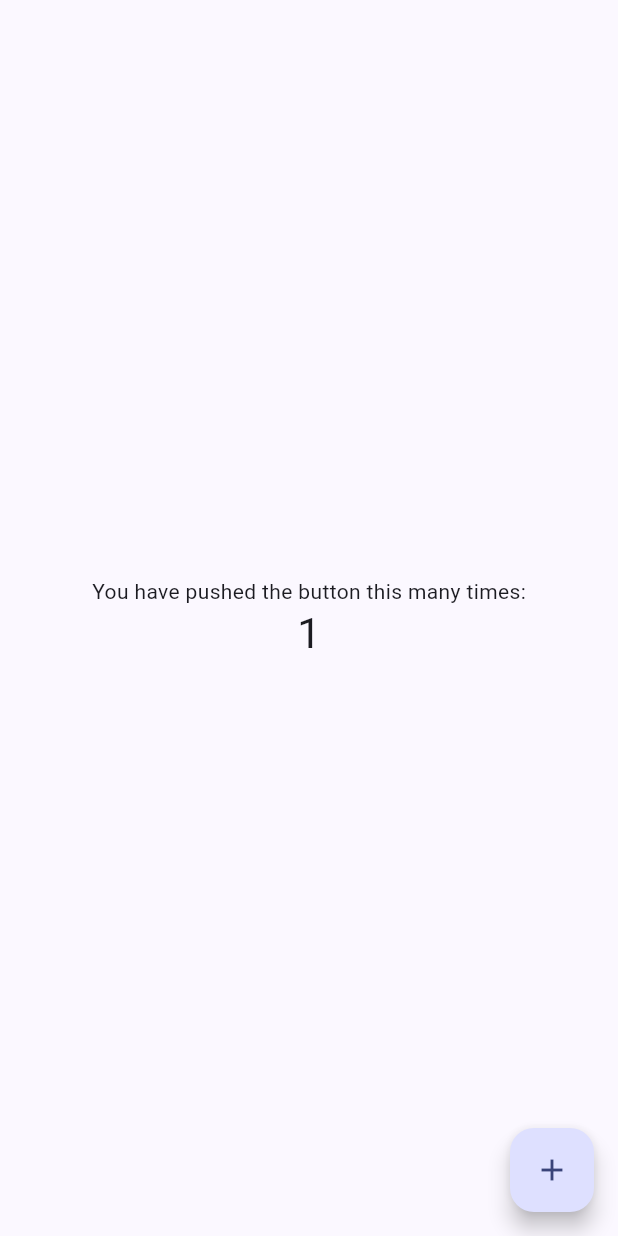
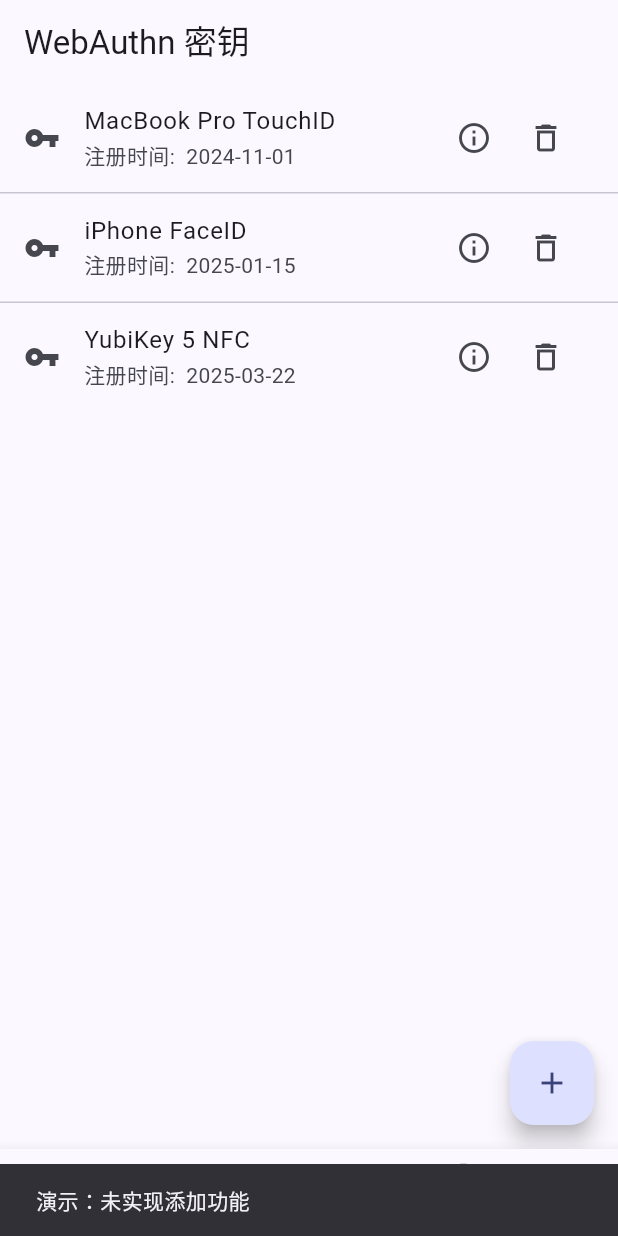
Before and after one commit to nfcim/twokey, a Flutter app: the screen it shows after launch, after a tap on the "add" icon, on a phone screen of 412 x 824 dp. Run offline on Flutter 3.47's test engine with Material 3 defaults, Android fonts, the phone set to English and light mode, and no system bars; missing offline and left inert: window_manager.

Commit message:
refactor: streamline main UI structure

```diff
--- a/lib/main.dart
+++ b/lib/main.dart
@@ -1,9 +1,12 @@
 import 'dart:io';
 
+import 'package:fauth/common/constant.dart';
 import 'package:flutter/material.dart';
 import 'package:fauth/manager/window_manager.dart';
 import 'package:window_manager/window_manager.dart';
 import 'package:fauth/common/system.dart' as system;
+import 'package:fauth/pages/settings.dart';
+import 'package:fauth/pages/keys.dart';
 
 void main() {
   WidgetsFlutterBinding.ensureInitialized();
@@ -14,7 +17,7 @@ void main() {
       center: true,
       backgroundColor: Colors.transparent,
       skipTaskbar: false,
-      titleBarStyle: TitleBarStyle.hidden,
+      // titleBarStyle: TitleBarStyle.hidden,
     );
 
     windowManager.waitUntilReadyToShow(windowOptions, () async {
@@ -49,35 +52,96 @@ class MyHomePage extends StatefulWidget {
 }
 
 class _MyHomePageState extends State<MyHomePage> {
-  int _counter = 0;
-
-  void _incrementCounter() {
-    setState(() {
-      _counter++;
-    });
-  }
+  var selectedIndex = 0;
 
   @override
   Widget build(BuildContext context) {
-    return Scaffold(
-      appBar: WindowTitleBar(title: 'FAuth'),
-      body: Center(
-        child: Column(
-          mainAxisAlignment: MainAxisAlignment.center,
-          children: <Widget>[
-            const Text('You have pushed the button this many times:'),
-            Text(
-              '$_counter',
-              style: Theme.of(context).textTheme.headlineMedium,
+    Widget page;
+    switch (selectedIndex) {
+      case 0:
+        page = KeysPage();
+        break;
+      case 1:
+        page = SettingsPage();
+        break;
+      default:
+        throw UnimplementedError('no widget for $selectedIndex');
+    }
+
+    return LayoutBuilder(
+      builder: (context, constraints) {
+        if (constraints.maxWidth < 450) {
+          return Scaffold(
+            // appBar: WindowTitleBar(),
+            body: Column(
+              children: [
+                Expanded(
+                  child: Container(
+                    color: Theme.of(context).colorScheme.primaryContainer,
+                    child: page,
+                  ),
+                ),
+                SafeArea(
+                  child: BottomNavigationBar(
+                    // extended: constraints.maxWidth >= 600,
+                    items: [
+                      BottomNavigationBarItem(
+                        icon: Icon(Icons.key),
+                        label: 'WebAuthn',
+                      ),
+                      BottomNavigationBarItem(
+                        icon: Icon(Icons.settings),
+                        label: 'Settings',
+                      ),
+                    ],
+                    currentIndex: selectedIndex,
+                    onTap: (value) {
+                      setState(() {
+                        selectedIndex = value;
+                      });
+                    },
+                  ),
+                ),
+              ],
             ),
-          ],
-        ),
-      ),
-      floatingActionButton: FloatingActionButton(
-        onPressed: _incrementCounter,
-        tooltip: 'Increment',
-        child: const Icon(Icons.add),
-      ),
+          );
+        } else {
+          return Scaffold(
+            // appBar: WindowTitleBar(),
+            body: Row(
+              children: [
+                SafeArea(
+                  child: NavigationRail(
+                    extended: constraints.maxWidth >= 640,
+                    destinations: [
+                      NavigationRailDestination(
+                        icon: Icon(Icons.key),
+                        label: Text('WebAuthn'),
+                      ),
+                      NavigationRailDestination(
+                        icon: Icon(Icons.settings),
+                        label: Text('Settings'),
+                      ),
+                    ],
+                    selectedIndex: selectedIndex,
+                    onDestinationSelected: (value) {
+                      setState(() {
+                        selectedIndex = value;
+                      });
+                    },
+                  ),
+                ),
+                Expanded(
+                  child: Container(
+                    color: Theme.of(context).colorScheme.primaryContainer,
+                    child: page,
+                  ),
+                ),
+              ],
+            ),
+          );
+        }
+      },
     );
   }
 }
--- a/lib/manager/window_manager.dart
+++ b/lib/manager/window_manager.dart
@@ -4,93 +4,112 @@ import 'package:fauth/common/system.dart';
 import 'package:flutter/material.dart';
 import 'package:window_manager/window_manager.dart';
 
-class WindowTitleBar extends StatefulWidget implements PreferredSizeWidget {
-  final String title;
-  const WindowTitleBar({super.key, required this.title});
+// class WindowTitleBar extends StatefulWidget implements PreferredSizeWidget {
+//   final String title;
+//   const WindowTitleBar({super.key, required this.title});
+
+//   @override
+//   State<WindowTitleBar> createState() => _WindowTitleBarState();
+
+//   @override
+//   Size get preferredSize => const Size.fromHeight(32);
+// }
+
+// class _WindowTitleBarState extends State<WindowTitleBar> {
+//   bool _isMaximized = false;
+
+//   _updateMaximizedState() async {
+//     if (await windowManager.isMaximized()) {
+//       windowManager.unmaximize();
+//       setState(() {
+//         _isMaximized = false;
+//       });
+//     } else {
+//       windowManager.maximize();
+//       setState(() {
+//         _isMaximized = true;
+//       });
+//     }
+//   }
+
+//   @override
+//   Widget build(BuildContext context) {
+//     if (!isDesktop()) {
+//       return const SizedBox.shrink();
+//     }
+//     // windowManager.setHasShadow(true);
+//     return Material(
+//       // height: widget.preferredSize.height,
+//       // color: Theme.of(context).colorScheme.surface,
+//       child: Stack(
+//         alignment: Alignment.center,
+//         children: [
+//           Positioned(
+//             child: GestureDetector(
+//               behavior: HitTestBehavior.translucent,
+//               onPanStart: (_) => windowManager.startDragging(),
+//               onDoubleTap: () => _updateMaximizedState(),
+//               child: Container(
+//                 color: Theme.of(
+//                   context,
+//                 ).colorScheme.secondary.withValues(alpha: 0.15),
+//                 alignment: Alignment.centerLeft,
+//                 height: titleBarHeight,
+//               ),
+//             ),
+//           ),
+//           if (Platform.isMacOS)
+//             const Text(appName)
+//           else ...[
+//             Positioned(left: 0, child: AppIcon()),
+//             Positioned(
+//               right: 0,
+//               child: Row(
+//                 children: [
+//                   IconButton(
+//                     icon: const Icon(Icons.remove, size: 16),
+//                     onPressed: () => windowManager.minimize(),
+//                     splashRadius: 16,
+//                   ),
+//                   IconButton(
+//                     icon: Icon(
+//                       _isMaximized ? Icons.filter_none : Icons.crop_square,
+//                       size: 16,
+//                     ),
+//                     onPressed: () => _updateMaximizedState(),
+//                     splashRadius: 16,
+//                   ),
+//                   IconButton(
+//                     icon: const Icon(Icons.close, size: 16),
+//                     onPressed: () => windowManager.close(),
+//                     splashRadius: 16,
+//                   ),
+//                 ],
+//               ),
+//             ),
+//           ],
+//         ],
+//       ),
+//     );
+//   }
+// }
+
+class WindowTitleBar extends StatelessWidget implements PreferredSizeWidget {
+  const WindowTitleBar({super.key});
 
   @override
-  State<WindowTitleBar> createState() => _WindowTitleBarState();
+  Size get preferredSize => const Size.fromHeight(kToolbarHeight);
 
   @override
-  Size get preferredSize => const Size.fromHeight(32);
-}
-
-class _WindowTitleBarState extends State<WindowTitleBar> {
-  bool _isMaximized = false;
-
-  _updateMaximizedState() async {
-    if (await windowManager.isMaximized()) {
-      windowManager.unmaximize();
-      setState(() {
-        _isMaximized = false;
-      });
-    } else {
-      windowManager.maximize();
-      setState(() {
-        _isMaximized = true;
-      });
-    }
-  }
-
-  @override
-  Widget build(BuildContext context) {
-    if (!isDesktop()) {
-      return const SizedBox.shrink();
-    }
-    // windowManager.setHasShadow(true);
-    return Material(
-      // height: widget.preferredSize.height,
-      // color: Theme.of(context).colorScheme.surface,
-      child: Stack(
-        alignment: Alignment.center,
-        children: [
-          Positioned(
-            child: GestureDetector(
-              behavior: HitTestBehavior.translucent,
-              onPanStart: (_) => windowManager.startDragging(),
-              onDoubleTap: () => _updateMaximizedState(),
-              child: Container(
-                color: Theme.of(
-                  context,
-                ).colorScheme.secondary.withValues(alpha: 0.15),
-                alignment: Alignment.centerLeft,
-                height: titleBarHeight,
-              ),
-            ),
-          ),
-          if (Platform.isMacOS)
-            const Text(appName)
-          else ...[
-            Positioned(left: 0, child: AppIcon()),
-            Positioned(
-              right: 0,
-              child: Row(
-                children: [
-                  IconButton(
-                    icon: const Icon(Icons.remove, size: 16),
-                    onPressed: () => windowManager.minimize(),
-                    splashRadius: 16,
-                  ),
-                  IconButton(
-                    icon: Icon(
-                      _isMaximized ? Icons.filter_none : Icons.crop_square,
-                      size: 16,
-                    ),
-                    onPressed: () => _updateMaximizedState(),
-                    splashRadius: 16,
-                  ),
-                  IconButton(
-                    icon: const Icon(Icons.close, size: 16),
-                    onPressed: () => windowManager.close(),
-                    splashRadius: 16,
-                  ),
-                ],
-              ),
-            ),
-          ],
-        ],
-      ),
-    );
+  Widget build(context) {
+    return isDesktop()
+        ? const SizedBox.shrink()
+        : AppBar(
+            backgroundColor: Theme.of(
+              context,
+            ).colorScheme.secondary.withValues(alpha: 0.15),
+            title: AppIcon(),
+          );
   }
 }
 
--- /dev/null
+++ b/lib/pages/keys.dart
@@ -0,0 +1,82 @@
+import 'package:flutter/material.dart';
+
+class KeysPage extends StatefulWidget {
+  const KeysPage({super.key});
+
+  @override
+  State<KeysPage> createState() => _KeysPageState();
+}
+
+class _KeysPageState extends State<KeysPage> {
+  final List<Map<String, String>> _keys = [
+    {'name': 'MacBook Pro TouchID', 'created': '2024-11-01', 'id': '1'},
+    {'name': 'iPhone FaceID', 'created': '2025-01-15', 'id': '2'},
+    {'name': 'YubiKey 5 NFC', 'created': '2025-03-22', 'id': '3'},
+  ];
+
+  @override
+  Widget build(BuildContext context) {
+    return Scaffold(
+      appBar: AppBar(title: const Text('WebAuthn 密钥')),
+      body: ListView.separated(
+        itemCount: _keys.length,
+        separatorBuilder: (context, index) => const Divider(height: 1),
+        itemBuilder: (context, index) {
+          final key = _keys[index];
+          return ListTile(
+            leading: const Icon(Icons.vpn_key),
+            title: Text(key['name'] ?? ''),
+            subtitle: Text('注册时间:  ${key['created']}'),
+            trailing: Row(
+              mainAxisSize: MainAxisSize.min,
+              children: [
+                IconButton(
+                  icon: const Icon(Icons.info_outline),
+                  tooltip: '详情',
+                  onPressed: () {
+                    // 仅 UI 演示，无实际功能
+                    showDialog(
+                      context: context,
+                      builder: (context) => AlertDialog(
+                        title: const Text('密钥详情'),
+                        content: Text(
+                          '名称: ${key['name']}\n注册时间: ${key['created']}',
+                        ),
+                        actions: [
+                          TextButton(
+                            onPressed: () => Navigator.of(context).pop(),
+                            child: const Text('关闭'),
+                          ),
+                        ],
+                      ),
+                    );
+                  },
+                ),
+                IconButton(
+                  icon: const Icon(Icons.delete_outline),
+                  tooltip: '删除',
+                  onPressed: () {
+                    // 仅 UI 演示，无实际删除
+                    ScaffoldMessenger.of(
+                      context,
+                    ).showSnackBar(SnackBar(content: Text('演示：未实现删除功能')));
+                  },
+                ),
+              ],
+            ),
+          );
+        },
+      ),
+      floatingActionButton: FloatingActionButton(
+        onPressed: () {
+          // 仅 UI 演示，无实际添加功能
+          ScaffoldMessenger.of(
+            context,
+          ).showSnackBar(const SnackBar(content: Text('演示：未实现添加功能')));
+        },
+        tooltip: '添加密钥',
+        child: const Icon(Icons.add),
+      ),
+    );
+  }
+}
```
Also changed, not shown: lib/pages/settings.dart (added, +73 -0 lines), pubspec.yaml (+1 -40 lines), pubspec.lock.
